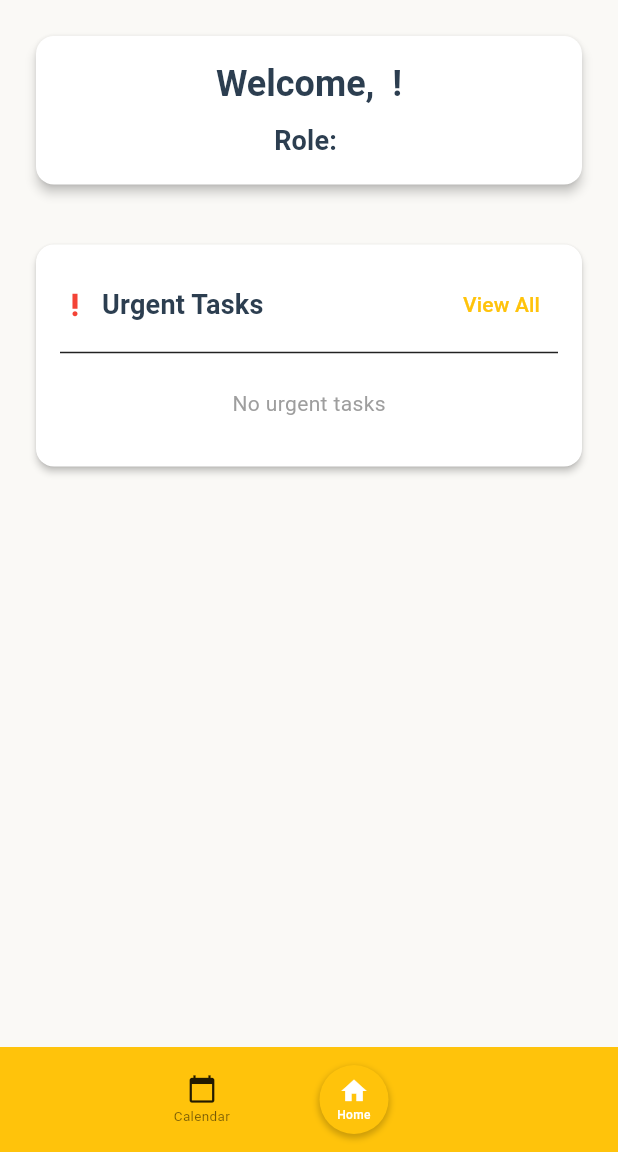
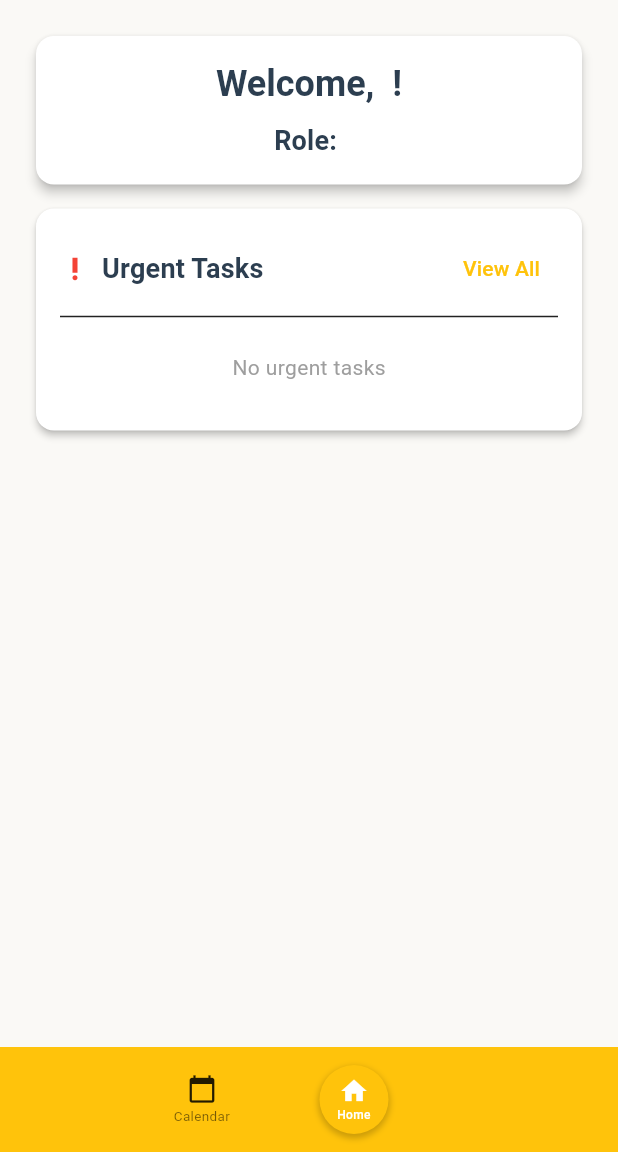
Before and after one commit to HarzaanHussain/cateredtoyou, a Flutter app: the screen it shows once a user with an empty profile is signed in, on a phone screen of 412 x 824 dp, the part 84-1236 px from its top. Run offline on Flutter 3.47's test engine with Material 3 defaults, Android fonts, the phone set to English and light mode, and no system bars; our stand-ins replace cloud_firestore, firebase_auth, firebase_core, flutter_local_notifications, flutter_map, flutter_timezone and 6 more; missing offline and left inert: flutter_map_cancellable_tile_provider; accounts and stored records are empty.

Commit message:
Remove margin between cards on homepage

```diff
--- a/lib/views/home/home_screen.dart
+++ b/lib/views/home/home_screen.dart
@@ -55,7 +55,7 @@ class HomeScreen extends StatelessWidget {
               // Urgent Events Widget
               const UrgentEventsWidget(),
 
-              const SizedBox(height: 24),
+              // const SizedBox(height: 24),
 
               // Urgent Tasks Widget - Added here
               const UrgentTasksWidget(),
```
